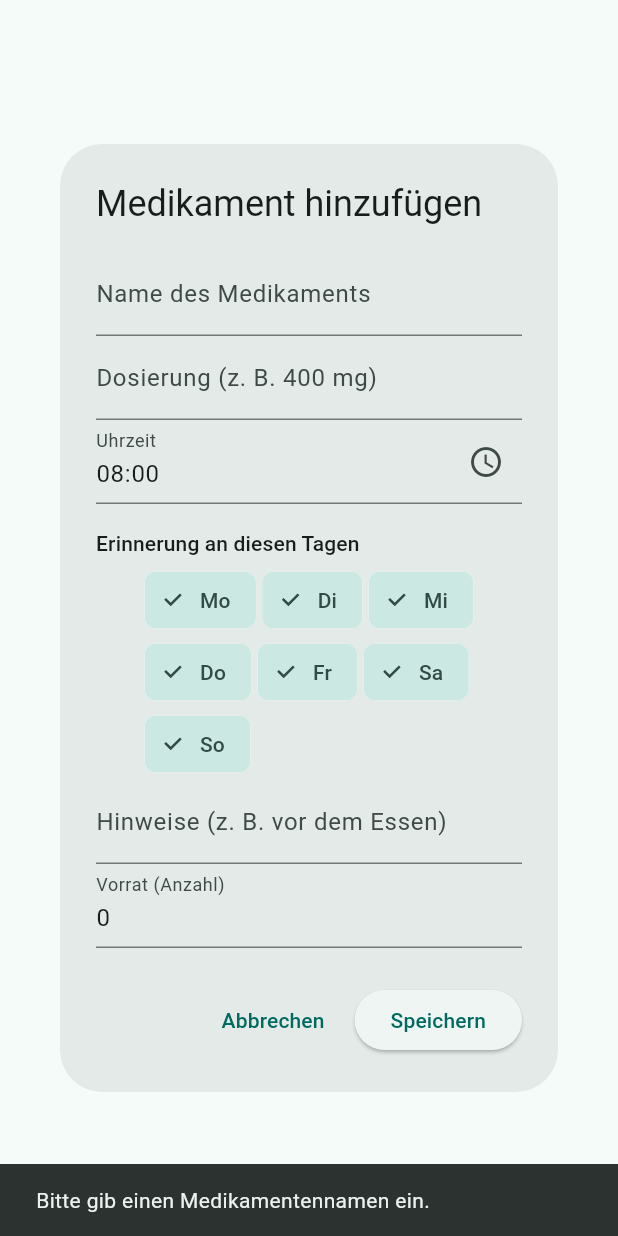
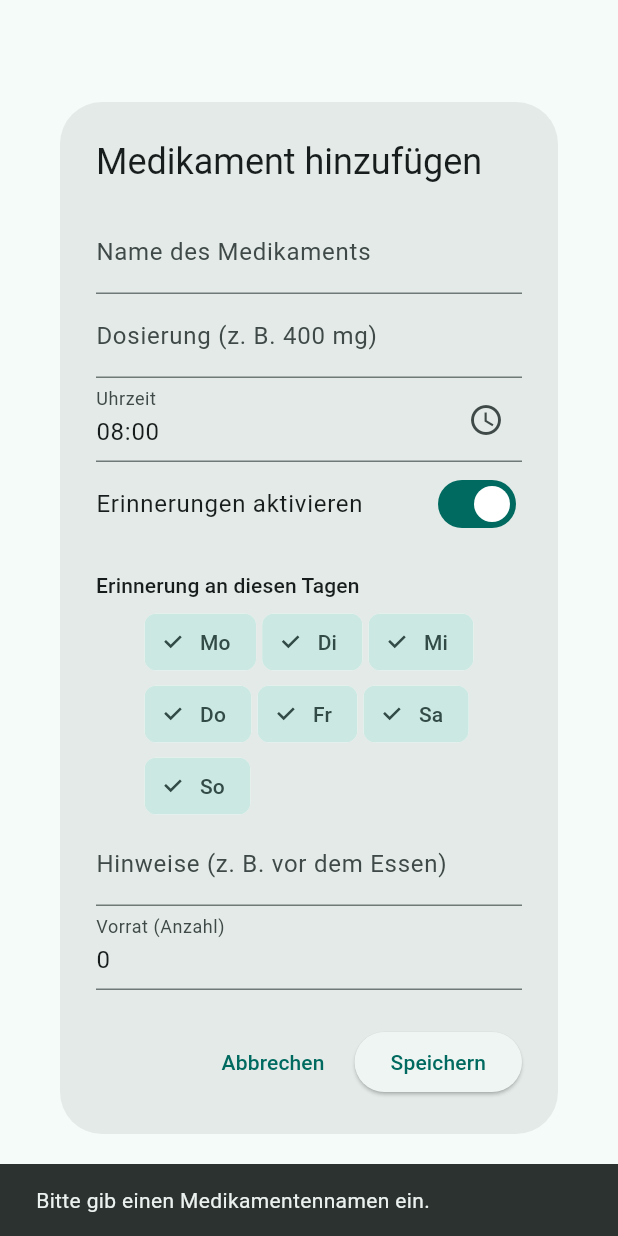
Before and after one commit to WeA200675/medication_app, a Flutter app: the _AddEditMedicationDialog widget shown alone on an empty page, opened directly with empty values, after a tap on "Speichern", on a phone screen of 412 x 824 dp. Run offline on Flutter 3.47's test engine with Material 3 defaults, Android fonts, the phone set to English and light mode, and no system bars; our stand-ins replace file_picker, flutter_local_notifications, flutter_timezone, image_picker, pdf, printing and 4 more; missing offline and left inert: flutter_pdfview, google_mlkit_text_recognition; accounts and stored records are empty.

```diff
--- a/lib/screens/med_plan_screen.dart
+++ b/lib/screens/med_plan_screen.dart
@@ -540,6 +540,7 @@ class _AddEditMedicationDialogState extends State<_AddEditMedicationDialog> {
 
   bool get isEditing => widget.existingEntry != null;
   late Set<int> _selectedDays;
+  late bool _isReminderActive;
 
   static const List<String> _weekdayLabels = [
     'Mo', 'Di', 'Mi', 'Do', 'Fr', 'Sa', 'So',
@@ -552,6 +553,7 @@ class _AddEditMedicationDialogState extends State<_AddEditMedicationDialog> {
     _selectedDays = (entry?.selectedDays ?? const [1, 2, 3, 4, 5, 6, 7])
         .where((day) => day >= 1 && day <= 7)
         .toSet();
+    _isReminderActive = entry?.isReminderActive ?? true;
     _nameCtrl = TextEditingController(text: isEditing ? entry!.drugName : widget.prefilledName);
     _dosageCtrl = TextEditingController(text: isEditing ? entry!.dosage : widget.prefilledDosage);
     _timeCtrl = TextEditingController(text: isEditing ? entry!.time : '08:00');
@@ -597,7 +599,7 @@ class _AddEditMedicationDialogState extends State<_AddEditMedicationDialog> {
         time: _timeCtrl.text.trim().isEmpty ? '08:00' : _timeCtrl.text.trim(),
         instructions: _instructionsCtrl.text.trim(),
         isActive: isEditing ? existing!.isActive : true,
-        isReminderActive: isEditing ? existing!.isReminderActive : true,
+        isReminderActive: _isReminderActive,
         selectedDays: _selectedDays.toList()..sort(),
         stockCount: int.tryParse(_stockCtrl.text.trim()) ?? 0,
         takenToday: isEditing ? existing!.takenToday : false,
@@ -689,6 +691,12 @@ class _AddEditMedicationDialogState extends State<_AddEditMedicationDialog> {
                 }
               },
             ),
+            SwitchListTile(
+              contentPadding: EdgeInsets.zero,
+              title: const Text('Erinnerungen aktivieren'),
+              value: _isReminderActive,
+              onChanged: (value) => setState(() => _isReminderActive = value),
+            ),
             Align(
               alignment: Alignment.centerLeft,
               child: Padding(
```
